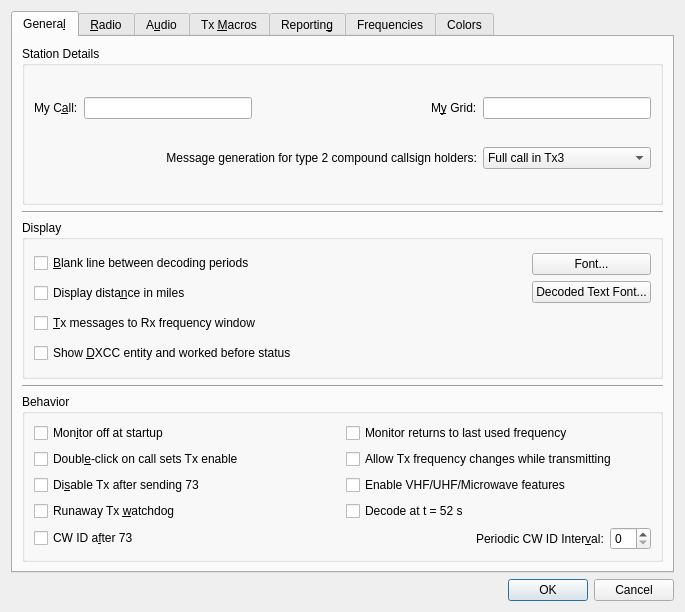
Old version of the form Configuration.ui in the repository saitohirga/WSJT-X.
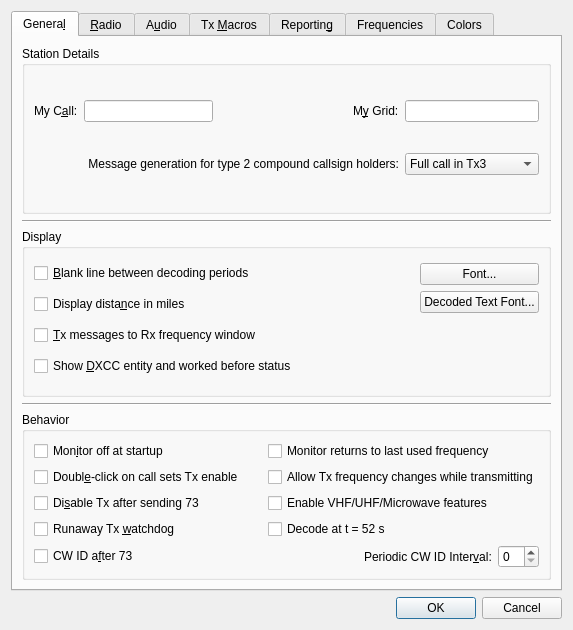
New version of the form.

Commit message: Use newly won Qt UI skills to make the Configuration window portable

Diff of the .ui file:
```diff
--- a/Configuration.ui
+++ b/Configuration.ui
@@ -2,44 +2,12 @@
 <ui version="4.0">
  <class>configuration_dialog</class>
  <widget class="QDialog" name="configuration_dialog">
-  <property name="geometry">
-   <rect>
-    <x>0</x>
-    <y>0</y>
-    <width>685</width>
-    <height>612</height>
-   </rect>
-  </property>
-  <property name="sizePolicy">
-   <sizepolicy hsizetype="MinimumExpanding" vsizetype="MinimumExpanding">
-    <horstretch>0</horstretch>
-    <verstretch>0</verstretch>
-   </sizepolicy>
-  </property>
-  <property name="minimumSize">
-   <size>
-    <width>528</width>
-    <height>448</height>
-   </size>
-  </property>
   <property name="windowTitle">
    <string>Settings</string>
   </property>
   <layout class="QVBoxLayout" name="verticalLayout_2">
    <item>
     <widget class="QTabWidget" name="configuration_tabs">
-     <property name="sizePolicy">
-      <sizepolicy hsizetype="Expanding" vsizetype="Expanding">
-       <horstretch>0</horstretch>
-       <verstretch>0</verstretch>
-      </sizepolicy>
-     </property>
-     <property name="minimumSize">
-      <size>
-       <width>80</width>
-       <height>20</height>
-      </size>
-     </property>
      <property name="toolTip">
       <string>Select tab to change configuration parameters.</string>
      </property>
```
Left out of the diff: 2 changed lines with no effect on the pictures.
